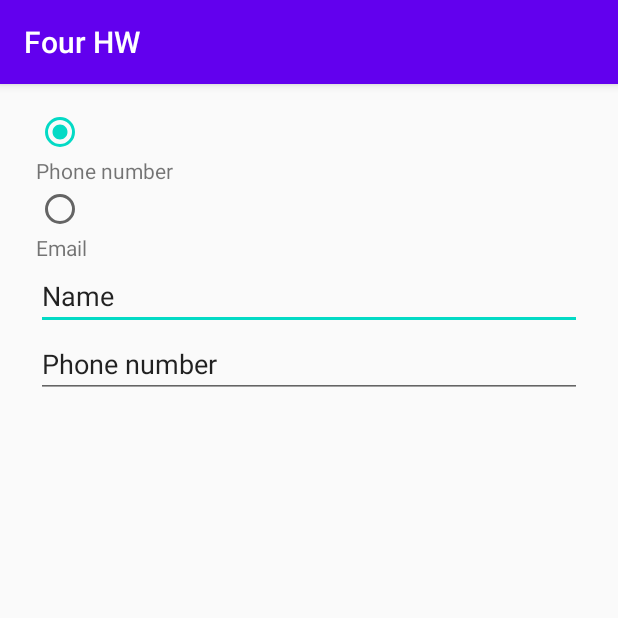
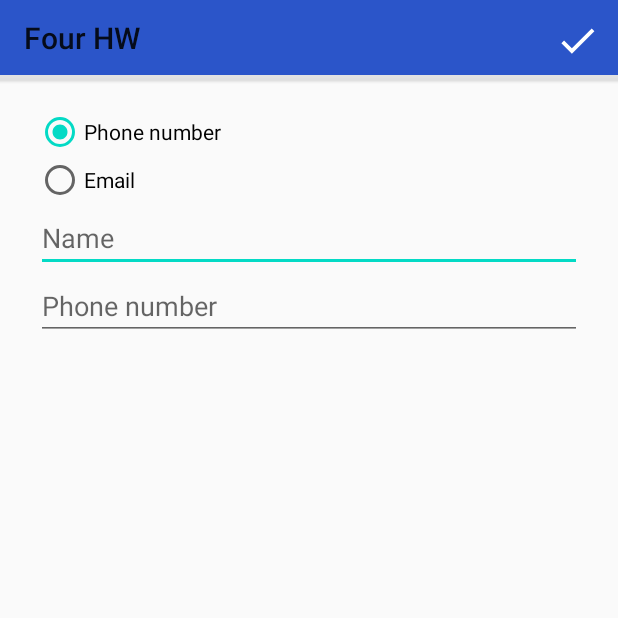
Before and after one commit to alekseyka2000/HomeWork, an Android app: the AddPersonToTelephoneDirectoryActivity screen opened directly, with no data from a screen before it, on a phone screen of 412 x 824 dp, the top half of it. Run offline under Robolectric (Android 15) with nearby library versions, the phone set to English and light mode, and no system bars.

Commit message:
add toolbar add contact button

```diff
--- a/fourhw/src/main/AndroidManifest.xml
+++ b/fourhw/src/main/AndroidManifest.xml
@@ -10,7 +10,8 @@
         android:supportsRtl="true"
         android:theme="@style/AppTheme"
         tools:ignore="AllowBackup">
-        <activity android:name=".AddPersonToTelephoneDirectoryActivity" />
+        <activity android:name=".AddPersonToTelephoneDirectoryActivity"
+            android:theme="@style/AppThemeWithButtonActionBar"/>
         <activity android:name=".MainActivity">
             <intent-filter>
                 <action android:name="android.intent.action.MAIN" />
--- a/fourhw/src/main/java/com/example/fourhw/observer/Person.kt
+++ b/fourhw/src/main/java/com/example/fourhw/observer/Person.kt
@@ -1,9 +1,7 @@
 package com.example.fourhw.observer
 
-import java.util.UUID
-
 data class Person(
-    val id: String = UUID.randomUUID().toString(),
+    val id: String,
     var name: String,
     var typeContact: Boolean,
     var contact: String
--- /dev/null
+++ b/fourhw/src/main/res/drawable/ic_baseline_check_24.xml
@@ -0,0 +1,7 @@
+<vector xmlns:tools="http://schemas.android.com/tools"
+    android:height="30dp" android:tint="#FFFFFF"
+    android:viewportHeight="24" android:viewportWidth="24"
+    android:width="30dp" xmlns:android="http://schemas.android.com/apk/res/android">
+    <path android:fillColor="@android:color/white" android:pathData="M9,16.17L4.83,12l-1.42,1.41L9,19 21,7l-1.41,-1.41z"
+        tools:ignore="VectorRaster" />
+</vector>
--- a/fourhw/src/main/res/layout/activity_add_person_to_telefone_directory.xml
+++ b/fourhw/src/main/res/layout/activity_add_person_to_telefone_directory.xml
@@ -5,55 +5,52 @@
     android:layout_width="match_parent"
     android:layout_height="match_parent"
     android:orientation="vertical"
-    tools:context=".AddPersonToTelephoneDirectoryActivity"
-    android:layout_marginHorizontal="24dp"
-    android:layout_marginTop="16dp">
+    tools:context=".AddPersonToTelephoneDirectoryActivity">
+
+    <include
+        android:id="@+id/toolBar"
+        layout="@layout/tool_bar_with_button" />
 
     <RadioGroup
         android:id="@+id/rbg"
         android:layout_width="match_parent"
         android:layout_height="wrap_content"
-        app:layout_constraintTop_toTopOf="parent">
+        android:layout_marginHorizontal="24dp"
+        android:layout_marginTop="16dp"
+        app:layout_constraintTop_toBottomOf="@+id/toolBar">
 
         <RadioButton
             android:id="@+id/radio1"
             android:layout_width="wrap_content"
             android:layout_height="wrap_content"
-                android:checked="true" />
-
-            <TextView
-                android:layout_width="wrap_content"
-                android:layout_height="wrap_content"
-                android:text="@string/phone_number" />
+            android:checked="true"
+            android:text="@string/phone_number"/>
 
         <RadioButton
             android:id="@+id/radio2"
             android:layout_width="wrap_content"
-                android:layout_height="wrap_content" />
-
-            <TextView
-                android:layout_width="wrap_content"
             android:layout_height="wrap_content"
-                android:text="@string/email" />
+            android:text="@string/email"/>
     </RadioGroup>
 
     <EditText
         android:id="@+id/editTextTextPersonName"
         android:layout_width="match_parent"
         android:layout_height="wrap_content"
+        android:layout_marginHorizontal="24dp"
         android:importantForAutofill="no"
         android:inputType="textPersonName"
-        android:text="@string/name"
-        app:layout_constraintTop_toBottomOf="@+id/rbg"
-        tools:ignore="LabelFor" />
+        android:hint="@string/name"
+        app:layout_constraintTop_toBottomOf="@+id/rbg" />
 
     <EditText
         android:id="@+id/emailEditText"
         android:layout_width="match_parent"
         android:layout_height="wrap_content"
+        android:layout_marginHorizontal="24dp"
         android:importantForAutofill="no"
         android:inputType="textEmailAddress"
-        android:text="@string/email"
+        android:hint="@string/email"
         android:visibility="invisible"
         app:layout_constraintTop_toBottomOf="@+id/editTextTextPersonName"
         tools:ignore="LabelFor" />
@@ -62,9 +59,10 @@
         android:id="@+id/phoneEditText"
         android:layout_width="match_parent"
         android:layout_height="wrap_content"
+        android:layout_marginHorizontal="24dp"
         android:importantForAutofill="no"
         android:inputType="phone"
-        android:text="@string/phone_number"
+        android:hint="@string/phone_number"
         app:layout_constraintTop_toBottomOf="@+id/editTextTextPersonName"
         tools:ignore="LabelFor" />
 
--- /dev/null
+++ b/fourhw/src/main/res/layout/tool_bar_with_button.xml
@@ -0,0 +1,8 @@
+<?xml version="1.0" encoding="utf-8"?>
+<androidx.appcompat.widget.Toolbar
+    xmlns:android="http://schemas.android.com/apk/res/android"
+    android:layout_width="match_parent"
+    android:layout_height="56dp"
+    android:background="@drawable/blue_background">
+
+</androidx.appcompat.widget.Toolbar>
--- /dev/null
+++ b/fourhw/src/main/res/menu/check_menu.xml
@@ -0,0 +1,11 @@
+<?xml version="1.0" encoding="utf-8"?>
+<menu xmlns:android="http://schemas.android.com/apk/res/android"
+    xmlns:app="http://schemas.android.com/apk/res-auto">
+
+    <item
+        android:id="@+id/action_check"
+        app:showAsAction="always"
+        android:icon="@drawable/ic_baseline_check_24"
+        android:title="@string/check"/>
+
+</menu>
--- a/fourhw/src/main/res/values/strings.xml
+++ b/fourhw/src/main/res/values/strings.xml
@@ -6,4 +6,7 @@
     <string name="phone_number">Phone number</string>
     <string name="email">Email</string>
     <string name="name">Name</string>
+    <string name="backspace">backspace</string>
+    <string name="check">check</string>
+    <string name="search_hint">search</string>
 </resources>
--- a/fourhw/src/main/res/values/styles.xml
+++ b/fourhw/src/main/res/values/styles.xml
@@ -1,6 +1,13 @@
 <resources>
     <!-- Base application theme. -->
-    <style name="AppTheme" parent="Theme.AppCompat.Light.DarkActionBar">
+    <style name="AppTheme" parent="Theme.AppCompat.Light.NoActionBar">
+        <!-- Customize your theme here. -->
+        <item name="colorPrimary">@color/colorPrimary</item>
+        <item name="colorPrimaryDark">@color/colorPrimaryDark</item>
+        <item name="colorAccent">@color/colorAccent</item>
+    </style>
+
+    <style name="AppThemeWithButtonActionBar" parent="Theme.AppCompat.Light.NoActionBar">
         <!-- Customize your theme here. -->
         <item name="colorPrimary">@color/colorPrimary</item>
         <item name="colorPrimaryDark">@color/colorPrimaryDark</item>
```
Also changed, not shown: fourhw/src/main/java/com/example/fourhw/AddPersonToTelephoneDirectoryActivity.kt (+51 -0 lines), fourhw/src/main/res/drawable/ic_baseline_keyboard_backspace_24.xml (added, +7 -0 lines), fourhw/src/main/res/layout/activity_main.xml (+5 -4 lines). Lines whose indentation alone changed are shown as unchanged.
